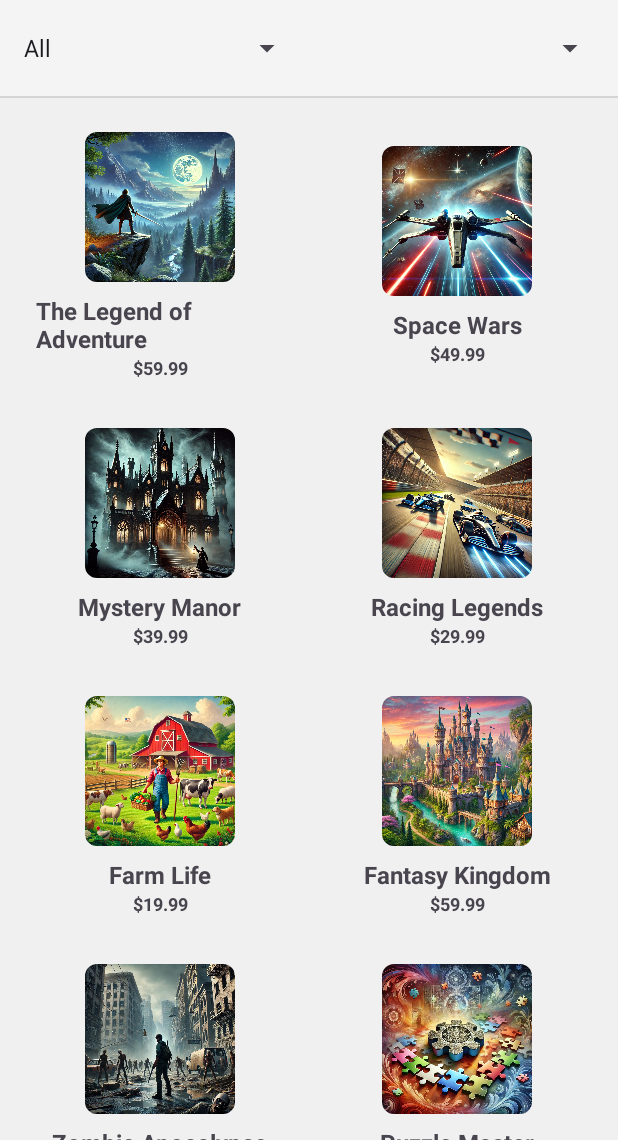
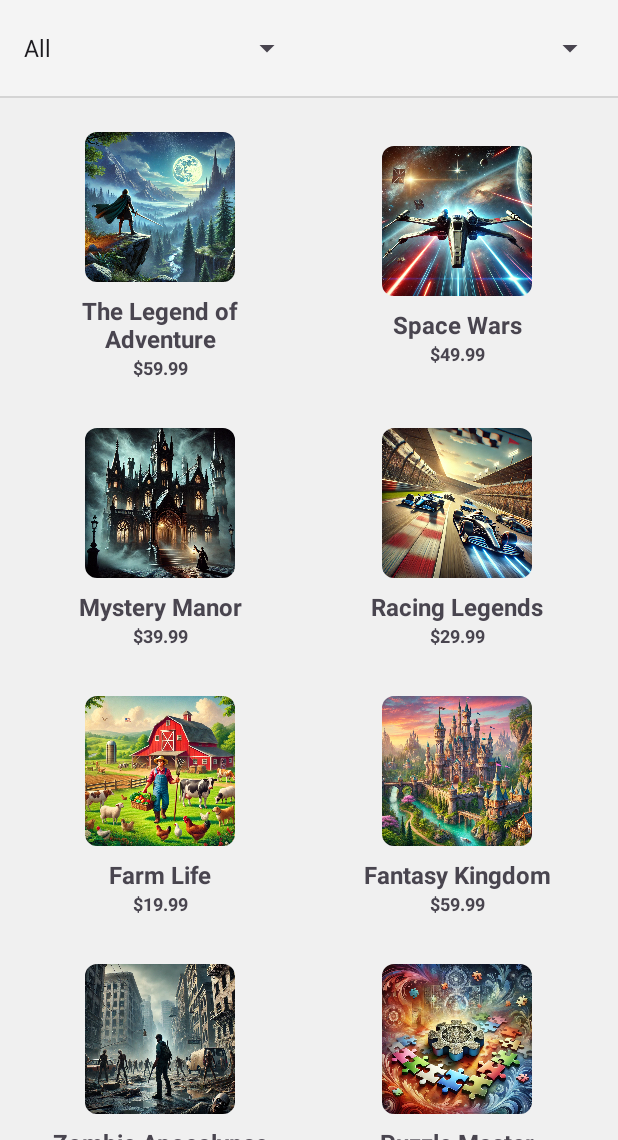
Before and after one commit to NethanShaik/button-mashers, an Android app: the screen it shows after launch (MainActivity), on a phone screen of 412 x 824 dp, the part 96-1236 px from its top. Run offline under Robolectric (Android 15) with nearby library versions, the phone set to English and light mode, and no system bars.

Commit message:
Center card title

```diff
--- a/app/src/main/res/layout/item_game.xml
+++ b/app/src/main/res/layout/item_game.xml
@@ -21,7 +21,8 @@
         android:paddingTop="8dp"
         android:text="Game Title"
         android:textSize="16sp"
-        android:textStyle="bold" />
+        android:textStyle="bold"
+        android:textAlignment="center" />
 
     <TextView
         android:id="@+id/game_price"
```
